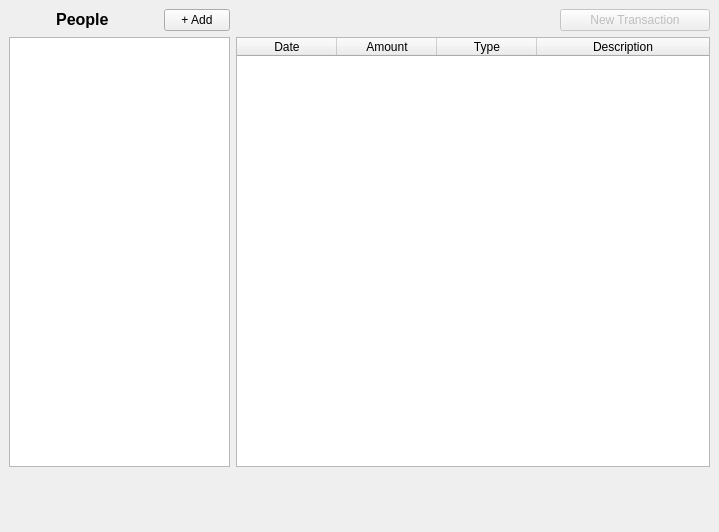
First picture: the form in debt_management/debt_management.ui, repository shaileshaanand/debt-manager, before the edit.
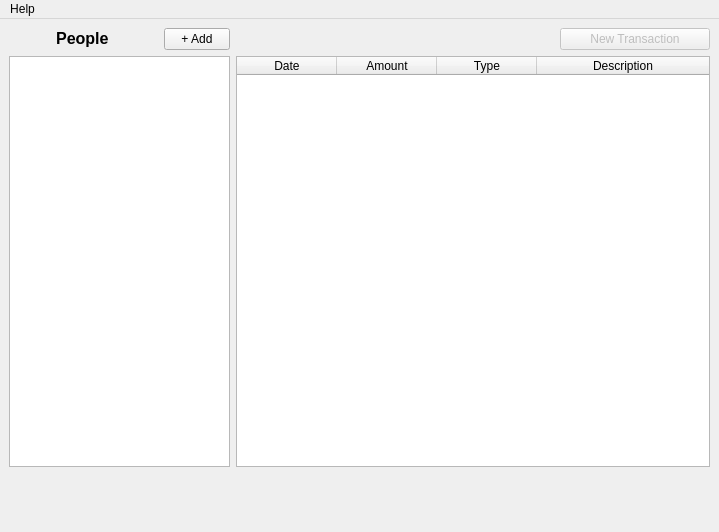
Second picture: the form after the edit.

Commit message: add help menu and about section

The edit to the form file:
```diff
--- a/debt_management/debt_management.ui
+++ b/debt_management/debt_management.ui
@@ -163,6 +163,13 @@
                     <height>20</height>
                 </rect>
             </property>
+            <widget class="QMenu" name="menuAbout">
+                <property name="title">
+                    <string>Help</string>
+                </property>
+                <addaction name="actionAbout"/>
+            </widget>
+            <addaction name="menuAbout"/>
         </widget>
     </widget>
     <resources/>
```
Left out of the diff: 7 changed lines with no effect on the pictures. The commit also changes 6 other files.
